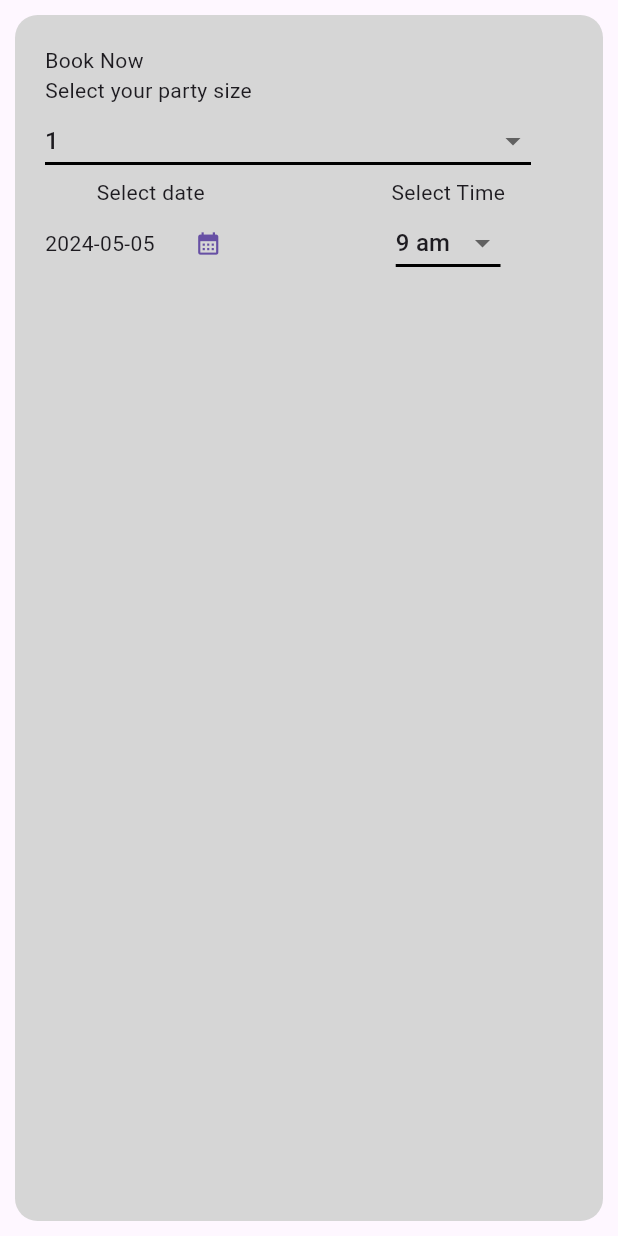
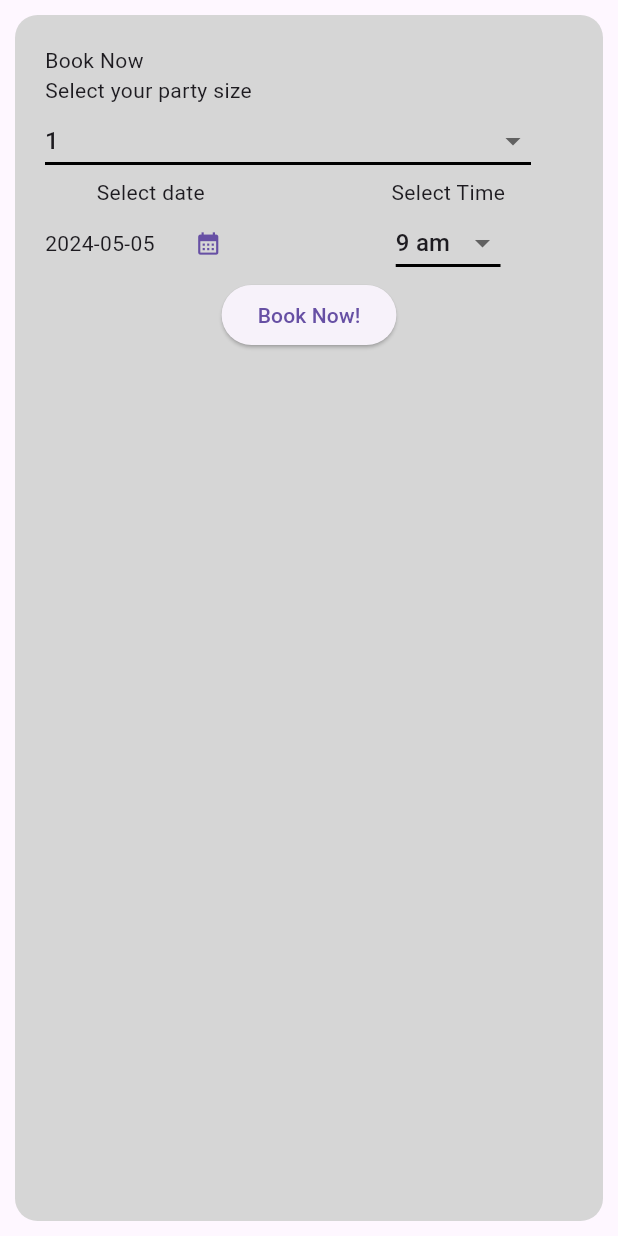
Before and after one commit to Aayush-prog/One-Byte-Foods-Collab, a Flutter app: the Booking widget shown alone on an empty page, opened directly, on a phone screen of 412 x 824 dp. Run offline on Flutter 3.47's test engine with Material 3 defaults, Android fonts, the light colour scheme and no system bars; our stand-ins replace calendar_date_picker2, cloud_firestore, firebase_auth, firebase_core, flutter_carousel_widget, geolocator and 2 more; missing offline and left inert: dart:ffi, geocode; accounts and stored records are empty.

Commit message:
restaurant reservation backend

```diff
--- /dev/null
+++ b/lib/models/orders.dart
@@ -0,0 +1,18 @@
+import 'package:flutter/foundation.dart';
+
+class Orders {
+  final String size;
+  final String selectedDate;
+  final String time;
+
+  Orders({required this.size, required this.selectedDate, required this.time});
+  Orders.fromJSON(Map<String, Object?> json)
+      : this(
+            size: json['size']! as String,
+            selectedDate: json['selectedDate']! as String,
+            time: json['time'] as String);
+
+  Map<String, Object?> toJSON() {
+    return {'size': size, 'selectedDate': selectedDate, 'time': time};
+  }
+}
--- a/lib/nav/homepage.dart
+++ b/lib/nav/homepage.dart
@@ -164,6 +164,7 @@ class Home extends StatelessWidget {
           ],
         ),
         body: ListView(
+          scrollDirection: Axis.vertical,
           children: [
             Container(
               margin: const EdgeInsets.symmetric(horizontal: 60),
@@ -184,7 +185,7 @@ class Home extends StatelessWidget {
               ]),
             ),
             SizedBox(
-              height: 400,
+              height: 300,
               child: StreamBuilder<QuerySnapshot>(
                 stream: _dbService.getRestaurants(),
                 builder: (context, snapshot) {
--- a/lib/restaurant/booking.dart
+++ b/lib/restaurant/booking.dart
@@ -5,6 +5,8 @@ import 'package:flutter/material.dart';
 import 'package:flutter/painting.dart';
 import 'package:flutter/rendering.dart';
 import 'package:flutter/widgets.dart';
+import 'package:one_byte_foods/models/orders.dart';
+import 'package:one_byte_foods/services/database_service.dart';
 
 class Booking extends StatefulWidget {
   Booking({super.key});
@@ -38,6 +40,7 @@ class _BookingState extends State<Booking> {
 
   @override
   Widget build(BuildContext context) {
+    final _dbService = DatabaseService();
     return Container(
         margin: EdgeInsets.all(10),
         decoration: BoxDecoration(
@@ -121,7 +124,17 @@ class _BookingState extends State<Booking> {
                 ],
               )
             ],
-          )
+          ),
+          Center(
+              child: ElevatedButton(
+                  onPressed: () {
+                    Orders order = new Orders(
+                        size: this.dropdownValue,
+                        selectedDate: _getValueText(_dates) as String,
+                        time: this.selectedTime);
+                    _dbService.addOrders(order);
+                  },
+                  child: Text("Book Now!")))
         ]));
   }
 }
--- a/lib/services/database_service.dart
+++ b/lib/services/database_service.dart
@@ -1,13 +1,15 @@
 import 'package:cloud_firestore/cloud_firestore.dart';
 import 'package:firebase_core/firebase_core.dart';
+import 'package:one_byte_foods/models/orders.dart';
 import 'package:one_byte_foods/models/restaurants.dart';
 
 const String RESTAURANTS_COLLECTION_REF = "restaurants";
+const String ORDERS_COLLECTION_REF = "orders";
 
 class DatabaseService {
   final FirebaseFirestore _firestore = FirebaseFirestore.instance;
   late final CollectionReference<Restaurants> _restaurantsRef;
-
+  late final CollectionReference<Orders> _ordersRef;
   DatabaseService() {
     _restaurantsRef = _firestore
         .collection(RESTAURANTS_COLLECTION_REF)
@@ -16,7 +18,14 @@ class DatabaseService {
               Restaurants.fromJSON(snapshot.data()!),
           toFirestore: (restaurants, _) => restaurants.toJSON(),
         );
+
+    _ordersRef = _firestore
+        .collection(ORDERS_COLLECTION_REF)
+        .withConverter<Orders>(
+            fromFirestore: (snapshot, _) => Orders.fromJSON(snapshot.data()!),
+            toFirestore: (orders, _) => orders.toJSON());
   }
+
   //one time data
   // Future<QuerySnapshot> getRestaurants() async {
   //   return await _restaurantsRef.get();
@@ -34,4 +43,13 @@ class DatabaseService {
       throw e; // Rethrow the error to handle it in the UI or other layers
     }
   }
+
+  Future<void> addOrders(Orders order) async {
+    try {
+      await _ordersRef.add(order);
+    } catch (e) {
+      print("Error adding order: $e");
+      throw e; // Rethrow the error to handle it in the UI or other layers
+    }
+  }
 }
```
Also changed, not shown: lib/home/restaurant.dart (+7 -3 lines), lib/restaurant/caraousel.dart (+7 -9 lines), lib/restaurant/restaurantPage.dart (+6 -4 lines).
